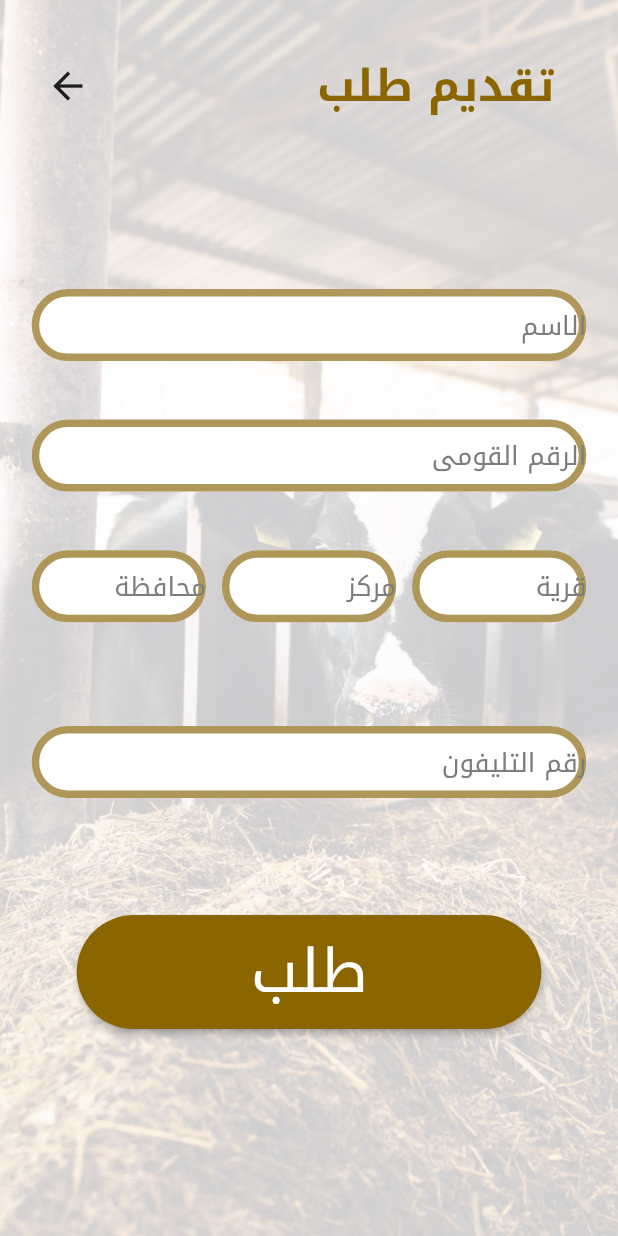
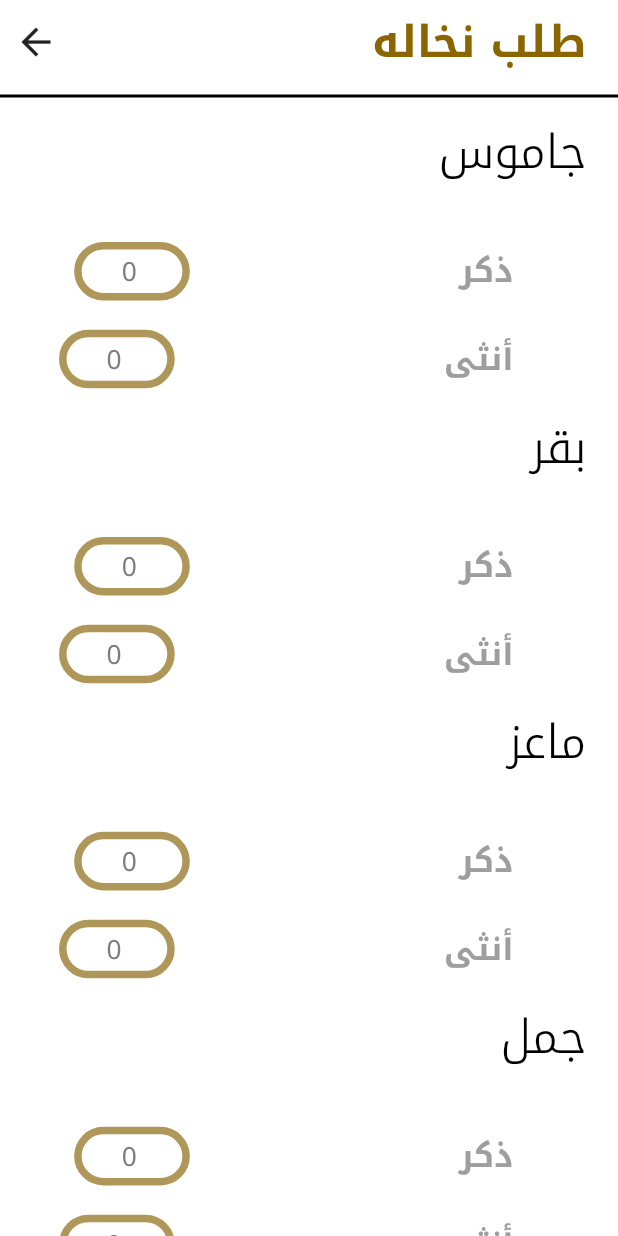
Before and after one commit to AhmedAbdulla1/El_mat7en, a Flutter app: the FeedForm screen opened by its route, on a phone screen of 412 x 824 dp. Run offline on Flutter 3.47's test engine with Material 2 defaults, Android fonts, the light colour scheme and no system bars; our stand-ins replace dartz, dio, flutter_screenutil, freezed_annotation, get_it, image_picker and 5 more; missing offline and left inert: multiple_stream_builder; accounts and stored records are empty.

Commit message:
finish feed form and states

```diff
--- a/lib/presentation/feed_form/feed_form.dart
+++ b/lib/presentation/feed_form/feed_form.dart
@@ -1,11 +1,10 @@
+import 'package:flutter/cupertino.dart';
 import 'package:flutter/material.dart';
 import 'package:flutter_screenutil/flutter_screenutil.dart';
+import 'package:tanta_app/feed_insurance_request/widgets/custom_kind_count.dart';
 import 'package:tanta_app/presentation/common/reusable/custom_button.dart';
-import 'package:tanta_app/presentation/common/reusable/custom_scaffold.dart';
 import 'package:tanta_app/presentation/feed_form/widgets/custom_text_form_filed.dart';
 import 'package:tanta_app/presentation/feed_states/widgets/custom_app_bar.dart';
-import 'package:tanta_app/presentation/resources/string_manager.dart';
-import 'package:tanta_app/presentation/resources/values_manager.dart';
 
 class FeedForm extends StatefulWidget {
   const FeedForm({super.key});
@@ -15,148 +14,75 @@ class FeedForm extends StatefulWidget {
 }
 
 class _FeedFormState extends State<FeedForm> {
-  TextEditingController name = TextEditingController(),
-      nationalId = TextEditingController(),
-      village = TextEditingController(),
-      center = TextEditingController(),
-      government = TextEditingController(),
-      phone = TextEditingController();
-
+  final TextEditingController maleCowController = TextEditingController();
+  final TextEditingController femaleCowController = TextEditingController();
+  final TextEditingController maleBuffaloController = TextEditingController();
+  final TextEditingController femaleBuffaloController = TextEditingController();
+  final TextEditingController maleGoatController = TextEditingController();
+  final TextEditingController femaleGoatController = TextEditingController();
+  final TextEditingController maleCamelController = TextEditingController();
+  final TextEditingController femaleCamelController = TextEditingController();
+  final TextEditingController addressController = TextEditingController();
   @override
   void dispose() {
-    name.dispose();
-    nationalId.dispose();
-    village.dispose();
-    center.dispose();
-    government.dispose();
-    phone.dispose();
+    maleCowController.dispose();
+    femaleCowController.dispose();
+    maleBuffaloController.dispose();
+    femaleBuffaloController.dispose();
+    maleGoatController.dispose();
+    femaleGoatController.dispose();
+    maleCamelController.dispose();
+    femaleCamelController.dispose();
+    addressController.dispose();
     super.dispose();
   }
 
   @override
   Widget build(BuildContext context) {
-    return customScaffold(
-      body: SafeArea(
-        child: Padding(
-          padding: EdgeInsets.symmetric(horizontal: 20.w),
-          child: ListView(
-            // mainAxisAlignment: MainAxisAlignment.spaceAround,
+    return Scaffold(
+      body: ListView(
         children: [
+          const CustomAppBar(title: 'طلب نخاله'),
+          const Divider(
+            color: Colors.black,
+            thickness: 2,
+          ),
+          CustomKindCount(
+            title: 'جاموس',
+            male: maleBuffaloController,
+            female: femaleBuffaloController,
+          ),
+          CustomKindCount(
+            title: 'بقر',
+            male: maleCowController,
+            female: femaleCowController,
+          ),
+          CustomKindCount(
+            title: 'ماعز',
+            male: maleGoatController,
+            female: femaleGoatController,
+          ),
+          CustomKindCount(
+            title: 'جمل',
+            male: maleCamelController,
+            female: femaleCamelController,
+          ),
           Padding(
-                padding: EdgeInsets.only(
-                  top: AppPadding.p30.h,
-                  bottom: AppPadding.p70.h,
-                ),
-                child: const CustomAppBar(
-                  title: AppStrings.createOrder,
+            padding: const EdgeInsets.all(16.0),
+            child: CustomTextFormFiled(
+              hintText: 'العنوان',
+              textEditingController: addressController,
             ),
           ),
-              SizedBox(
-                height: 30.h,
-              ),
-              CustomTextFormFiled(
-                  hintText: 'الاسم', textEditingController: name),
-              SizedBox(
-                height: 20.h,
-              ),
-              CustomTextFormFiled(
-                  hintText: 'الرقم القومى', textEditingController: nationalId),
-              SizedBox(
-                height: 20.h,
-              ),
-              Row(
-                textDirection: TextDirection.rtl,
-                children: [
-                  SizedBox(
-                    height: 100.h,
-                    width: 110.w,
-                    child: CustomTextFormFiled(
-                        hintText: 'قرية', textEditingController: village),
+          customElevatedButtonWithoutStream(
+            onPressed: () {},
+            text: 'تقديم طلب',
           ),
           SizedBox(
-                    width: 10.w,
-                  ),
-                  SizedBox(
-                    height: 100.h,
-                    width: 110.w,
-                    child: CustomTextFormFiled(
-                        hintText: 'مركز', textEditingController: center),
-                  ),
-                  SizedBox(
-                    width: 10.w,
-                  ),
-                  SizedBox(
-                    height: 100.h,
-                    width: 110.w,
-                    child: CustomTextFormFiled(
-                        hintText: 'محافظة', textEditingController: government),
+            height: 76.h,
           ),
         ],
-              ),
-              SizedBox(
-                height: 20.h,
-              ),
-              CustomTextFormFiled(
-                  hintText: 'رقم التليفون', textEditingController: phone),
-              SizedBox(
-                height: 70.h,
-              ),
-              customElevatedButtonWithoutStream(onPressed: () {}, text: 'طلب'),
-              SizedBox(
-                height: 20.h,
-              ),
-            ],
-          ),
-        ),
       ),
     );
   }
 }
-
-// class CustomDropDownMaun extends StatefulWidget {
-//   const CustomDropDownMaun({super.key});
-
-//   @override
-//   State<CustomDropDownMaun> createState() => _CustomDropDownMaunState();
-// }
-
-// class _CustomDropDownMaunState extends State<CustomDropDownMaun> {
-//    List<String> items = ['Item 1', 'Item 2', 'Item 3', 'Item 4'];
-//   String selectedItem = 'Item 1';
-//   @override
-//   Widget build(BuildContext context) {
-//     return
-//         Padding(
-//           padding: EdgeInsets.symmetric(horizontal: 36.w, vertical: 10.h),
-//           child: Container(
-//             alignment: Alignment.center,
-//             height: 60,
-//             width: double.infinity,
-//             decoration: BoxDecoration(
-//               borderRadius: BorderRadius.circular(50.r),
-//               border: Border.all(
-//                 color: ColorManager.primary,
-//                 width: 3,
-//               ),
-//             ),
-//             child: DropdownButton<String>(
-//               value: selectedItem,
-//               onChanged: (String? newValue) {
-//                 // Update the parameter type to String?
-//                 setState(() {
-//                   selectedItem = newValue ??
-//                       items[
-//                           0]; // Use the null-aware operator to handle null values
-//                 });
-//               },
-//               items: items.map<DropdownMenuItem<String>>((String value) {
-//                 return DropdownMenuItem<String>(
-//                   value: value,
-//                   child: Text(value),
-//                 );
-//               }).toList(),
-//             ),
-//           ),
-//         );
-//   }
-// }
--- a/lib/presentation/feed_states/feed_states.dart
+++ b/lib/presentation/feed_states/feed_states.dart
@@ -1,6 +1,6 @@
 import 'package:flutter/material.dart';
 
-import 'package:tanta_app/presentation/common/reusable/custom_scaffold.dart';
+
 import 'package:tanta_app/presentation/feed_states/widgets/custom_app_bar.dart';
 import 'package:tanta_app/presentation/feed_states/widgets/custom_feed_state_container.dart';
 
@@ -9,11 +9,15 @@ class FeedStates extends StatelessWidget {
 
   @override
   Widget build(BuildContext context) {
-    return customScaffold(
+    return Scaffold(
         body: SafeArea(
       child: Column(
         children: [
           const CustomAppBar(title: 'متابعة الطلب'),
+          const Divider(
+            color: Colors.black,
+            thickness: 2,
+          ),
           Expanded(
             child: ListView.builder(
               itemBuilder: (context, index) {
@@ -25,5 +29,4 @@ class FeedStates extends StatelessWidget {
       ),
     ));
   }
-
 }
--- a/lib/presentation/feed_states/widgets/custom_app_bar.dart
+++ b/lib/presentation/feed_states/widgets/custom_app_bar.dart
@@ -30,7 +30,7 @@ class CustomAppBar extends StatelessWidget {
             Navigator.pop(context);
           },
           icon: Icon(
-            Icons.arrow_forward,
+            Icons.arrow_back,
             size: 30.sp,
           ),
         ),
--- a/lib/presentation/feed_states/widgets/custom_feed_state_container.dart
+++ b/lib/presentation/feed_states/widgets/custom_feed_state_container.dart
@@ -22,8 +22,8 @@ class CustomFeedStateContainer extends StatelessWidget {
               width: 2,
             ),
           ),
-
           child: const Column(
+            textDirection: TextDirection.rtl,
             children: [
               FeedContainerElement(
                 text1: ' : اسم الطلب',
@@ -43,5 +43,4 @@ class CustomFeedStateContainer extends StatelessWidget {
       ),
     );
   }
-
 }
--- a/lib/presentation/splash_screen/splash_view.dart
+++ b/lib/presentation/splash_screen/splash_view.dart
@@ -8,6 +8,7 @@ import 'package:tanta_app/feed_insurance_request/feed_insurance_request.dart';
 import 'package:tanta_app/presentation/administrative/administrative.dart';
 import 'package:tanta_app/presentation/common/reusable/custom_scaffold.dart';
 import 'package:tanta_app/presentation/feed_form/feed_form.dart';
+import 'package:tanta_app/presentation/feed_states/feed_states.dart';
 
 import 'package:tanta_app/presentation/login_screen/view/login_view.dart';
 
@@ -39,7 +40,7 @@ class _SplashViewState extends State<SplashView> {
         Navigator.push(
           context,
           MaterialPageRoute(
-            builder: (context) => const FeedInsuranceRequest(),
+            builder: (context) => const FeedStates(),
           ),
         );
       },
```
Lines whose indentation alone changed are shown as unchanged.
